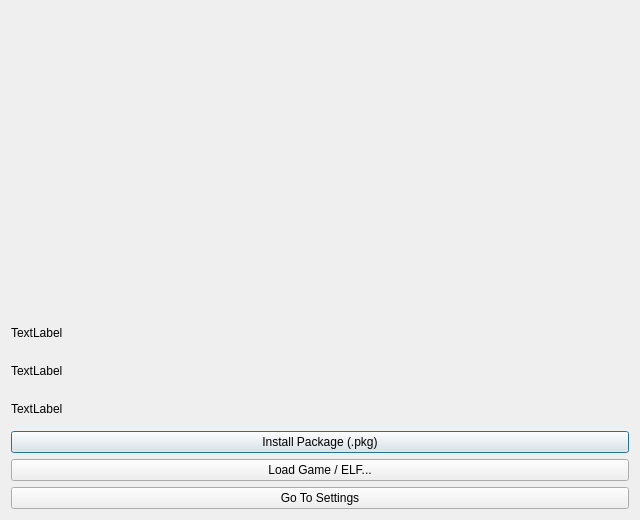
Old version of the form src/launcher/forms/main_dialog.ui in the repository Coder787-source/KytyPlus.
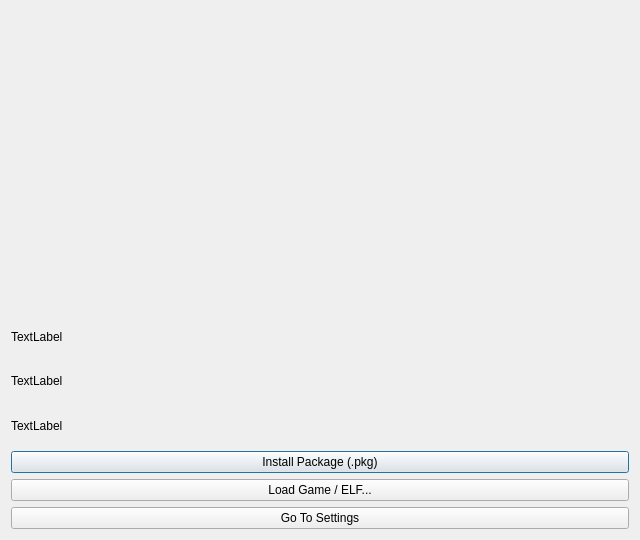
New version of the form. Custom widgets are drawn as their Qt base class.

What changed in the file:
```diff
--- a/src/launcher/forms/main_dialog.ui
+++ b/src/launcher/forms/main_dialog.ui
@@ -12,8 +12,12 @@
   </property>
   <property name="minimumSize">
    <size>
-    <width>480</width>
-    <height>360</height>
+    <!-- KytyPlus: the layout needs ~500px of height (300px list + 3 labels
+         + 3 buttons + margins). The old 360px minimum let Qt squeeze the
+         list on top of the text labels. Keep this above the layout minimum
+         so the overlap cannot happen again. -->
+    <width>560</width>
+    <height>540</height>
    </size>
   </property>
   <property name="windowTitle">
```
